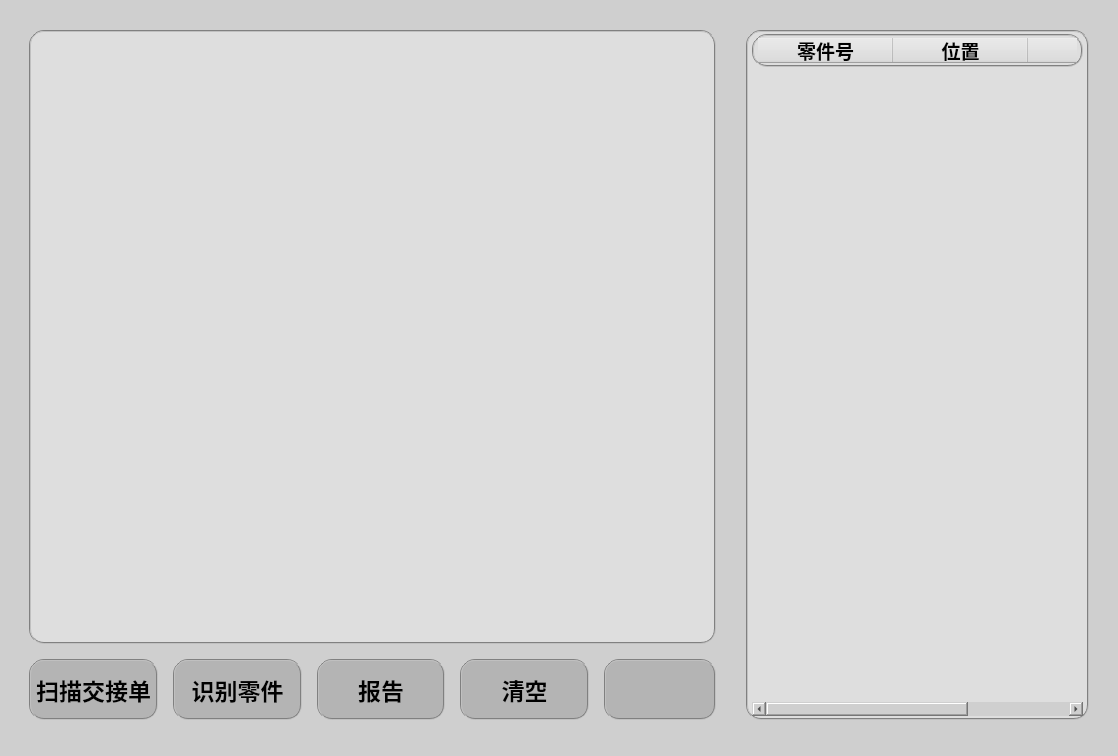
This is HMI.ui in shuaih7/ishop_ocr as Qt 5 draws it before an edit. The edited form follows.
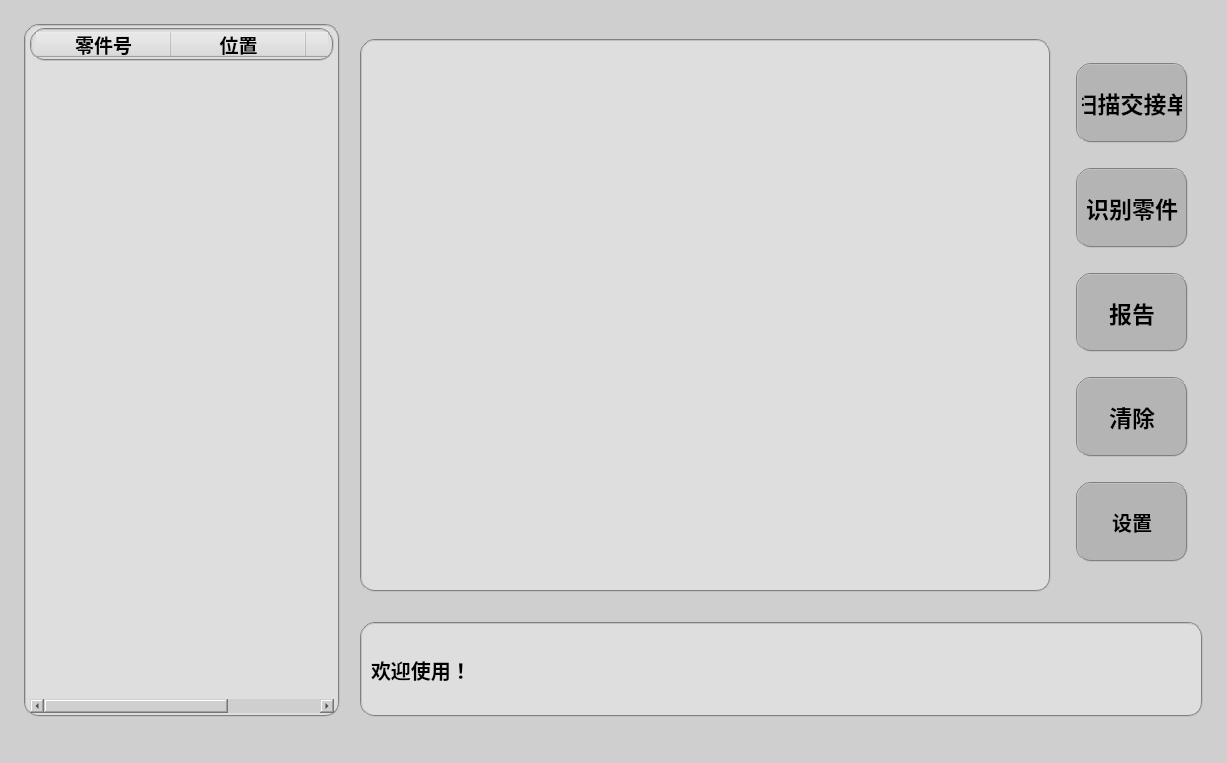
This is the edited form. Icons and pictures are not drawn. Custom widgets are drawn as their Qt base class.

What changed in the file:
```diff
--- a/HMI.ui
+++ b/HMI.ui
@@ -6,10 +6,16 @@
    <rect>
     <x>0</x>
     <y>0</y>
-    <width>1118</width>
-    <height>756</height>
+    <width>1227</width>
+    <height>763</height>
    </rect>
   </property>
+  <property name="minimumSize">
+   <size>
+    <width>1200</width>
+    <height>750</height>
+   </size>
+  </property>
   <property name="windowTitle">
    <string>零件号识别</string>
   </property>
@@ -27,143 +33,23 @@
     <string notr="true"/>
    </property>
    <layout class="QGridLayout" name="gridLayout">
-    <property name="topMargin">
-     <number>25</number>
-    </property>
     <item row="0" column="0">
-     <layout class="QHBoxLayout" name="horizontalLayout_2" stretch="2,1">
+     <layout class="QHBoxLayout" name="horizontalLayout_2" stretch="3,8">
       <property name="spacing">
-       <number>30</number>
+       <number>20</number>
       </property>
       <property name="leftMargin">
-       <number>20</number>
+       <number>15</number>
       </property>
       <property name="topMargin">
-       <number>5</number>
+       <number>15</number>
       </property>
       <property name="rightMargin">
-       <number>20</number>
+       <number>15</number>
       </property>
       <property name="bottomMargin">
-       <number>5</number>
+       <number>15</number>
       </property>
-      <item>
-       <layout class="QVBoxLayout" name="verticalLayout" stretch="10,1">
-        <property name="spacing">
-         <number>15</number>
-        </property>
-        <item>
-         <widget class="ImageLabel" name="imageLabel">
-          <property name="styleSheet">
-           <string notr="true">font: bold;font-size: 20px;height: 36px;width: 100px; border:2px groove gray; border-radius:15px;padding:2px 4px;background-color:rgb(222,222,222)</string>
-          </property>
-          <property name="text">
-           <string/>
-          </property>
-         </widget>
-        </item>
-        <item>
-         <layout class="QHBoxLayout" name="horizontalLayout" stretch="3,3,3,3,1">
-          <property name="spacing">
-           <number>15</number>
-          </property>
-          <property name="rightMargin">
-           <number>0</number>
-          </property>
-          <item>
-           <widget class="QPushButton" name="btnScan">
-            <property name="sizePolicy">
-             <sizepolicy hsizetype="Minimum" vsizetype="Preferred">
-              <horstretch>0</horstretch>
-              <verstretch>0</verstretch>
-             </sizepolicy>
-            </property>
-            <property name="styleSheet">
-             <string notr="true">font: bold;font-size: 23px;height: 36px;width: 100px; border:2px groove gray; border-radius:15px;padding:2px 4px;background-color:rgb(180,180,180)</string>
-            </property>
-            <property name="text">
-             <string>扫描交接单</string>
-            </property>
-           </widget>
-          </item>
-          <item>
-           <widget class="QPushButton" name="btnOcr">
-            <property name="sizePolicy">
-             <sizepolicy hsizetype="Minimum" vsizetype="Preferred">
-              <horstretch>0</horstretch>
-              <verstretch>0</verstretch>
-             </sizepolicy>
-            </property>
-            <property name="styleSheet">
-             <string notr="true">font: bold;font-size: 23px;height: 36px;width: 100px; border:2px groove gray; border-radius:15px;padding:2px 4px;background-color:rgb(180,180,180)</string>
-            </property>
-            <property name="text">
-             <string>识别零件</string>
-            </property>
-           </widget>
-          </item>
-          <item>
-           <widget class="QPushButton" name="btnReport">
-            <property name="sizePolicy">
-             <sizepolicy hsizetype="Minimum" vsizetype="Preferred">
-              <horstretch>0</horstretch>
-              <verstretch>0</verstretch>
-             </sizepolicy>
-            </property>
-            <property name="styleSheet">
-             <string notr="true">font: bold;font-size: 23px;height: 36px;width: 100px; border:2px groove gray; border-radius:15px;padding:2px 4px;background-color:rgb(180,180,180)</string>
-            </property>
-            <property name="text">
-             <string>报告</string>
-            </property>
-           </widget>
-          </item>
-          <item>
-           <widget class="QPushButton" name="btnClear">
-            <property name="sizePolicy">
-             <sizepolicy hsizetype="Minimum" vsizetype="Preferred">
-              <horstretch>0</horstretch>
-              <verstretch>0</verstretch>
-             </sizepolicy>
-            </property>
-            <property name="styleSheet">
-             <string notr="true">font: bold;font-size: 23px;height: 36px;width: 100px; border:2px groove gray; border-radius:15px;padding:2px 4px;background-color:rgb(180,180,180)</string>
-            </property>
-            <property name="text">
-             <string>清空</string>
-            </property>
-           </widget>
-          </item>
-          <item>
-           <widget class="QPushButton" name="betConfig">
-            <property name="sizePolicy">
-             <sizepolicy hsizetype="MinimumExpanding" vsizetype="Preferred">
-              <horstretch>0</horstretch>
-              <verstretch>0</verstretch>
-             </sizepolicy>
-            </property>
-            <property name="styleSheet">
-             <string notr="true">font: bold;font-size: 20px;height: 36px;width: 100px; border:2px groove gray; border-radius:15px;padding:2px 4px;background-color:rgb(180,180,180)</string>
-            </property>
-            <property name="text">
-             <string/>
-            </property>
-            <property name="icon">
-             <iconset>
-              <normaloff>data/icons/setting.png</normaloff>data/icons/setting.png</iconset>
-            </property>
-            <property name="iconSize">
-             <size>
-              <width>32</width>
-              <height>32</height>
-             </size>
-            </property>
-           </widget>
-          </item>
-         </layout>
-        </item>
-       </layout>
-      </item>
       <item>
        <widget class="PartTable" name="partTable">
         <property name="styleSheet">
@@ -270,6 +156,257 @@
         </column>
        </widget>
       </item>
+      <item>
+       <layout class="QVBoxLayout" name="verticalLayout_3" stretch="6,1">
+        <property name="spacing">
+         <number>30</number>
+        </property>
+        <item>
+         <layout class="QHBoxLayout" name="horizontalLayout" stretch="10,1">
+          <property name="spacing">
+           <number>10</number>
+          </property>
+          <property name="topMargin">
+           <number>15</number>
+          </property>
+          <property name="bottomMargin">
+           <number>0</number>
+          </property>
+          <item>
+           <widget class="ImageLabel" name="imageLabel">
+            <property name="styleSheet">
+             <string notr="true">font: bold;font-size: 20px;height: 36px;width: 100px; border:2px groove gray; border-radius:15px;padding:2px 4px;background-color:rgb(222,222,222)</string>
+            </property>
+            <property name="text">
+             <string/>
+            </property>
+           </widget>
+          </item>
+          <item>
+           <layout class="QVBoxLayout" name="verticalLayout_2" stretch="0,2">
+            <property name="topMargin">
+             <number>0</number>
+            </property>
+            <item>
+             <widget class="QLabel" name="logoLabel">
+              <property name="maximumSize">
+               <size>
+                <width>225</width>
+                <height>200</height>
+               </size>
+              </property>
+              <property name="text">
+               <string/>
+              </property>
+              <property name="pixmap">
+               <pixmap>data/icons/HDTech.png</pixmap>
+              </property>
+              <property name="scaledContents">
+               <bool>true</bool>
+              </property>
+              <property name="alignment">
+               <set>Qt::AlignCenter</set>
+              </property>
+             </widget>
+            </item>
+            <item>
+             <layout class="QVBoxLayout" name="verticalLayout" stretch="3,3,3,3,3">
+              <property name="spacing">
+               <number>25</number>
+              </property>
+              <property name="leftMargin">
+               <number>15</number>
+              </property>
+              <property name="rightMargin">
+               <number>15</number>
+              </property>
+              <property name="bottomMargin">
+               <number>30</number>
+              </property>
+              <item>
+               <widget class="QPushButton" name="btnScan">
+                <property name="sizePolicy">
+                 <sizepolicy hsizetype="Minimum" vsizetype="Preferred">
+                  <horstretch>0</horstretch>
+                  <verstretch>0</verstretch>
+                 </sizepolicy>
+                </property>
+                <property name="maximumSize">
+                 <size>
+                  <width>200</width>
+                  <height>150</height>
+                 </size>
+                </property>
+                <property name="styleSheet">
+                 <string notr="true">font: bold;font-size: 23px;height: 36px;width: 100px; border:2px groove gray; border-radius:15px;padding:2px 4px;background-color:rgb(180,180,180)</string>
+                </property>
+                <property name="text">
+                 <string>扫描交接单</string>
+                </property>
+                <property name="icon">
+                 <iconset>
+                  <normaloff>data/icons/scan.png</normaloff>data/icons/scan.png</iconset>
+                </property>
+                <property name="iconSize">
+                 <size>
+                  <width>33</width>
+                  <height>33</height>
+                 </size>
+                </property>
+               </widget>
+              </item>
+              <item>
+               <widget class="QPushButton" name="btnOcr">
+                <property name="sizePolicy">
+                 <sizepolicy hsizetype="Minimum" vsizetype="Preferred">
+                  <horstretch>0</horstretch>
+                  <verstretch>0</verstretch>
+                 </sizepolicy>
+                </property>
+                <property name="maximumSize">
+                 <size>
+                  <width>200</width>
+                  <height>150</height>
+                 </size>
+                </property>
+                <property name="styleSheet">
+                 <string notr="true">font: bold;font-size: 23px;height: 36px;width: 100px; border:2px groove gray; border-radius:15px;padding:2px 4px;background-color:rgb(180,180,180)</string>
+                </property>
+                <property name="text">
+                 <string>识别零件</string>
+                </property>
+                <property name="icon">
+                 <iconset>
+                  <normaloff>data/icons/startdet.png</normaloff>data/icons/startdet.png</iconset>
+                </property>
+                <property name="iconSize">
+                 <size>
+                  <width>25</width>
+                  <height>25</height>
+                 </size>
+                </property>
+               </widget>
+              </item>
+              <item>
+               <widget class="QPushButton" name="btnReport">
+                <property name="sizePolicy">
+                 <sizepolicy hsizetype="Minimum" vsizetype="Preferred">
+                  <horstretch>0</horstretch>
+                  <verstretch>0</verstretch>
+                 </sizepolicy>
+                </property>
+                <property name="maximumSize">
+                 <size>
+                  <width>200</width>
+                  <height>150</height>
+                 </size>
+                </property>
+                <property name="toolTip">
+                 <string>生成检测报告</string>
+                </property>
+                <property name="styleSheet">
+                 <string notr="true">font: bold;font-size: 23px;height: 36px;width: 100px; border:2px groove gray; border-radius:15px;padding:2px 4px;background-color:rgb(180,180,180)</string>
+                </property>
+                <property name="text">
+                 <string>报告</string>
+                </property>
+                <property name="icon">
+                 <iconset>
+                  <normaloff>data/icons/report.png</normaloff>data/icons/report.png</iconset>
+                </property>
+                <property name="iconSize">
+                 <size>
+                  <width>30</width>
+                  <height>30</height>
+                 </size>
+                </property>
+               </widget>
+              </item>
+              <item>
+               <widget class="QPushButton" name="btnClear">
+                <property name="sizePolicy">
+                 <sizepolicy hsizetype="Minimum" vsizetype="Preferred">
+                  <horstretch>0</horstretch>
+                  <verstretch>0</verstretch>
+                 </sizepolicy>
+                </property>
+                <property name="maximumSize">
+                 <size>
+                  <width>200</width>
+                  <height>150</height>
+                 </size>
+                </property>
+                <property name="toolTip">
+                 <string>清除已识别内容</string>
+                </property>
+                <property name="styleSheet">
+                 <string notr="true">font: bold;font-size: 23px;height: 36px;width: 100px; border:2px groove gray; border-radius:15px;padding:2px 4px;background-color:rgb(180,180,180)</string>
+                </property>
+                <property name="text">
+                 <string>清除</string>
+                </property>
+                <property name="icon">
+                 <iconset>
+                  <normaloff>data/icons/reset.png</normaloff>data/icons/reset.png</iconset>
+                </property>
+                <property name="iconSize">
+                 <size>
+                  <width>30</width>
+                  <height>30</height>
+                 </size>
+                </property>
+               </widget>
+              </item>
+              <item>
+               <widget class="QPushButton" name="betConfig">
+                <property name="sizePolicy">
+                 <sizepolicy hsizetype="MinimumExpanding" vsizetype="Preferred">
+                  <horstretch>0</horstretch>
+                  <verstretch>0</verstretch>
+                 </sizepolicy>
+                </property>
+                <property name="maximumSize">
+                 <size>
+                  <width>200</width>
+                  <height>150</height>
+                 </size>
+                </property>
+                <property name="styleSheet">
+                 <string notr="true">font: bold;font-size: 20px;height: 36px;width: 100px; border:2px groove gray; border-radius:15px;padding:2px 4px;background-color:rgb(180,180,180)</string>
+                </property>
+                <property name="text">
+                 <string>设置</string>
+                </property>
+                <property name="icon">
+                 <iconset>
+                  <normaloff>data/icons/setting.png</normaloff>data/icons/setting.png</iconset>
+                </property>
+                <property name="iconSize">
+                 <size>
+                  <width>30</width>
+                  <height>30</height>
+                 </size>
+                </property>
+               </widget>
+              </item>
+             </layout>
+            </item>
+           </layout>
+          </item>
+         </layout>
+        </item>
+        <item>
+         <widget class="QLabel" name="statusLabel">
+          <property name="styleSheet">
+           <string notr="true">font: bold;font-size: 20px;height: 36px;width: 100px; border:2px groove gray; border-radius:15px;padding:2px 4px;background-color:rgb(222,222,222)</string>
+          </property>
+          <property name="text">
+           <string>欢迎使用！</string>
+          </property>
+         </widget>
+        </item>
+       </layout>
+      </item>
      </layout>
     </item>
    </layout>
```
Left out of the diff: 34 changed lines with no effect on the pictures.
